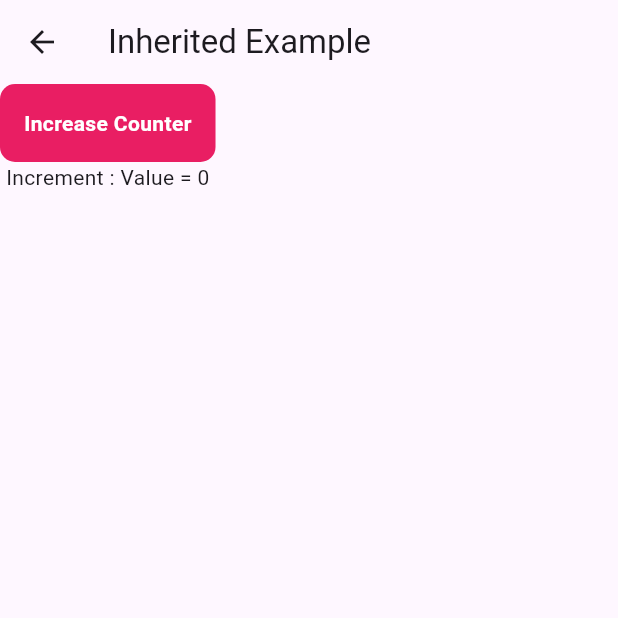
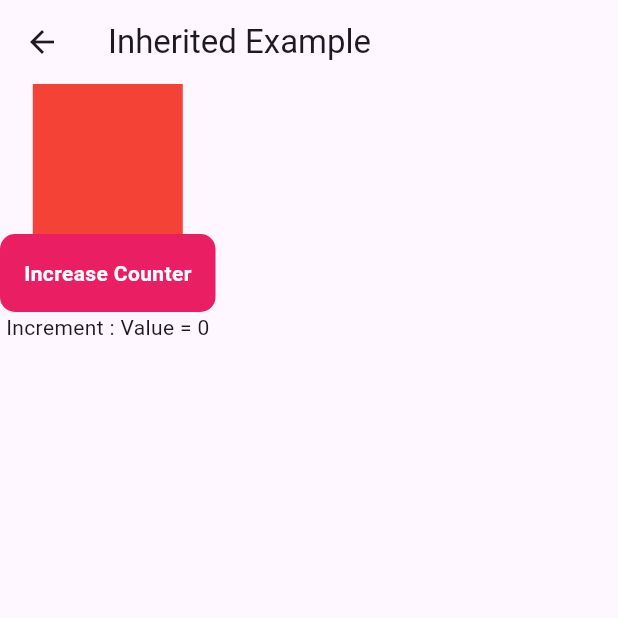
Before and after one commit to f1forhelp/FLutter_tutorial, a Flutter app: the screen it shows after launch, after a tap on "Inherited Example", on a phone screen of 412 x 824 dp, the top half of it. Run offline on Flutter 3.47's test engine with Material 3 defaults, Android fonts, the phone set to English and light mode, and no system bars.

Commit message:
Smoe minor changes

```diff
--- a/lib/inherited_widget.dart
+++ b/lib/inherited_widget.dart
@@ -1,14 +1,14 @@
 import 'package:flutter/material.dart';
 import 'package:flutter_tutorial/main.dart';
 
-class InheritedWidgetExample extends StatefulWidget {
-  const InheritedWidgetExample({Key? key}) : super(key: key);
+class InheritedWidgetSimple extends StatefulWidget {
+  const InheritedWidgetSimple({Key? key}) : super(key: key);
 
   @override
-  State<InheritedWidgetExample> createState() => _InheritedWidgetExampleState();
+  State<InheritedWidgetSimple> createState() => _InheritedWidgetSimpleState();
 }
 
-class _InheritedWidgetExampleState extends State<InheritedWidgetExample> {
+class _InheritedWidgetSimpleState extends State<InheritedWidgetSimple> {
   int counter = 0;
 
   @override
@@ -21,6 +21,7 @@ class _InheritedWidgetExampleState extends State<InheritedWidgetExample> {
         ),
         body: Column(
           children: [
+            const TWidget(),
             CustomTextButton(
               onTap: () {
                 counter++;
@@ -36,26 +37,50 @@ class _InheritedWidgetExampleState extends State<InheritedWidgetExample> {
   }
 }
 
-class ScreenSecond extends StatefulWidget {
-  const ScreenSecond({Key? key}) : super(key: key);
+class TWidget extends StatefulWidget {
+  const TWidget({Key? key}) : super(key: key);
 
   @override
-  State<ScreenSecond> createState() => _ScreenSecondState();
+  State<TWidget> createState() => _TWidgetState();
 }
 
-class _ScreenSecondState extends State<ScreenSecond> {
+class _TWidgetState extends State<TWidget> {
+  @override
+  void initState() {
+    super.initState();
+  }
+
+  @override
+  void didChangeDependencies() {
+    print("didChangeDependencies - TWdiget");
+    super.didChangeDependencies();
+  }
+
   @override
   Widget build(BuildContext context) {
-    return Scaffold(
-      body: Column(
-        children: [],
+    return Container(
+      width: 100,
+      height: 100,
+      decoration: BoxDecoration(
+        color: Colors.red,
       ),
     );
   }
 }
 
-class _TempContainr extends StatelessWidget {
+class _TempContainr extends StatefulWidget {
   const _TempContainr({Key? key}) : super(key: key);
+
+  @override
+  State<_TempContainr> createState() => _TempContainrState();
+}
+
+class _TempContainrState extends State<_TempContainr> {
+  @override
+  void didChangeDependencies() {
+    print("didChangeDependencies - _TempContainr");
+    super.didChangeDependencies();
+  }
 
   @override
   Widget build(BuildContext context) {
@@ -84,6 +109,7 @@ class SateteInheritedWidget extends InheritedWidget {
 
   @override
   bool updateShouldNotify(covariant SateteInheritedWidget oldWidget) {
-    return oldWidget.counter != counter;
+    // return oldWidget.counter != counter;
+    return true;
   }
 }
--- a/lib/main.dart
+++ b/lib/main.dart
@@ -52,7 +52,7 @@ class _MyHomePageState extends State<MyHomePage> {
               Navigator.push(
                 context,
                 MaterialPageRoute(
-                  builder: (context) => const InheritedWidgetExample(),
+                  builder: (context) => const InheritedWidgetSimple(),
                 ),
               );
             },
```
Also changed, not shown: lib/inherited_widget_extended.dart (added, +16 -0 lines).
